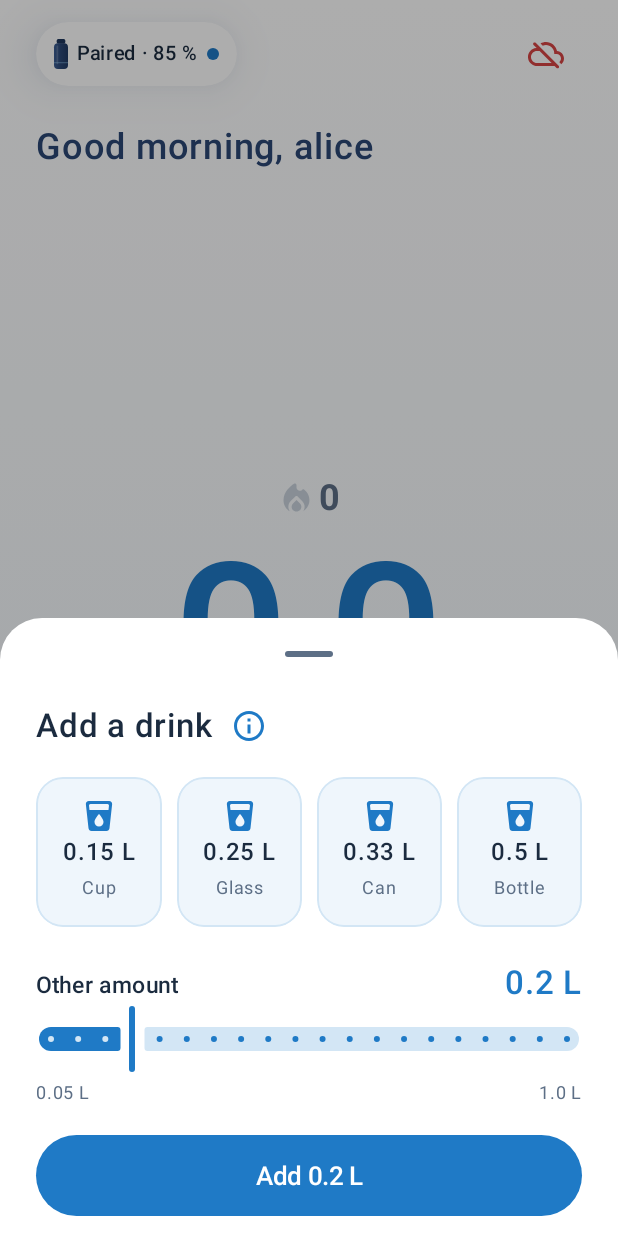
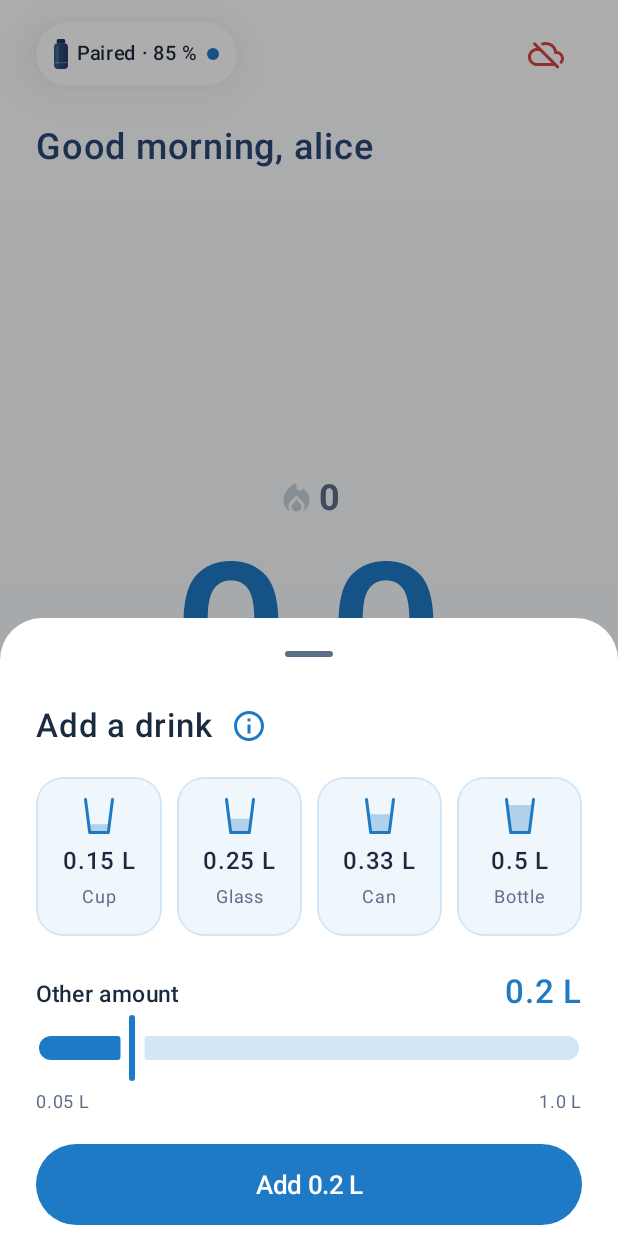
Before and after one commit to htl-leo-itp-26-28-4-5AHITM/Drinkly, an Android app built with Jetpack Compose: the screen it shows after launch (MainActivity), after a tap on "Add a drink", on a phone screen of 412 x 824 dp. Run offline under Robolectric (Android 15) with nearby library versions, the phone set to English and light mode, and no system bars; network calls fail; 2 statements that could not run were skipped.

Commit message:
style(android): simple glass icons and a dot-free slider in the add sheet
The presets show a plain outlined glass filled by amount instead of the
filled Material icon; the slider still snaps to 50 ml but draws no tick
dots or end stop.

Co-Authored-By: Claude Opus 5.5 <noreply@anthropic.com>

```diff
--- a/frontend/android/app/src/main/java/at/drinkly/app/ui/screens/TodayScreen.kt
+++ b/frontend/android/app/src/main/java/at/drinkly/app/ui/screens/TodayScreen.kt
@@ -8,6 +8,12 @@ import androidx.compose.animation.core.animateFloatAsState
 import androidx.compose.animation.core.animateIntAsState
 import androidx.compose.animation.core.spring
 import androidx.compose.foundation.background
+import androidx.compose.material3.SliderDefaults
+import androidx.compose.ui.graphics.drawscope.Stroke
+import androidx.compose.ui.graphics.StrokeJoin
+import androidx.compose.ui.graphics.StrokeCap
+import androidx.compose.ui.graphics.Path
+import androidx.compose.foundation.Canvas
 import androidx.compose.foundation.border
 import androidx.compose.foundation.interaction.MutableInteractionSource
 import androidx.compose.foundation.layout.Arrangement
@@ -33,7 +39,6 @@ import androidx.compose.material.icons.rounded.Add
 import androidx.compose.material.icons.rounded.CloudDone
 import androidx.compose.material.icons.rounded.CloudOff
 import androidx.compose.material.icons.rounded.CloudSync
-import androidx.compose.material.icons.rounded.LocalDrink
 import androidx.compose.material.icons.rounded.LocalFireDepartment
 import androidx.compose.material.icons.rounded.PanTool
 import androidx.compose.material.icons.rounded.Verified
@@ -324,8 +329,43 @@ private fun SyncButton(d: Dashboard, onRefresh: () -> Unit) {
     }
 }
 
+/** A plain outlined glass, filled up to [level] (0..1). */
+@Composable
+private fun GlassIcon(level: Float) {
+    Canvas(Modifier.size(width = 20.dp, height = 24.dp)) {
+        val stroke = 2.dp.toPx()
+        val inset = stroke / 2
+        val top = inset
+        val bottom = size.height - inset
+        val topLeft = inset
+        val topRight = size.width - inset
+        val taper = size.width * 0.14f
+        fun leftAt(y: Float) = topLeft + taper * (y - top) / (bottom - top)
+        fun rightAt(y: Float) = topRight - taper * (y - top) / (bottom - top)
+
+        val waterTop = bottom - (bottom - top) * level
+        val water = Path().apply {
+            moveTo(leftAt(waterTop), waterTop)
+            lineTo(rightAt(waterTop), waterTop)
+            lineTo(rightAt(bottom), bottom)
+            lineTo(leftAt(bottom), bottom)
+            close()
+        }
+        drawPath(water, DrinklyColors.Blue.copy(alpha = 0.3f))
+
+        val glass = Path().apply {
+            moveTo(topLeft, top)
+            lineTo(leftAt(bottom), bottom)
+            lineTo(rightAt(bottom), bottom)
+            lineTo(topRight, top)
+        }
+        drawPath(glass, DrinklyColors.Blue, style = Stroke(width = stroke, cap = StrokeCap.Round, join = StrokeJoin.Round))
+    }
+}
+
 private val presets = listOf("Cup" to 150, "Glass" to 250, "Can" to 330, "Bottle" to 500)
 
+@OptIn(ExperimentalMaterial3Api::class) // SliderDefaults.Track without the tick dots
 @Composable
 private fun AddDrinkSheet(todayMl: Int, goalMl: Int, lastHourMl: Int, onAdd: (Int) -> Unit) {
     var amount by rememberSaveable { mutableFloatStateOf(200f) }
@@ -381,7 +421,8 @@ private fun AddDrinkSheet(todayMl: Int, goalMl: Int, lastHourMl: Int, onAdd: (In
                         .clearAndSetSemantics { contentDescription = "Add $name, ${liters(ml)}" },
                     horizontalAlignment = Alignment.CenterHorizontally,
                 ) {
-                    Icon(Icons.Rounded.LocalDrink, contentDescription = null, tint = DrinklyColors.Blue)
+                    GlassIcon(level = (ml / 600f).coerceAtMost(0.85f))
+                    Spacer(Modifier.height(6.dp))
                     Text(liters(ml), fontWeight = FontWeight.SemiBold, color = DrinklyColors.Ink)
                     Text(name, fontSize = 12.sp, color = DrinklyColors.Muted)
                 }
@@ -397,8 +438,9 @@ private fun AddDrinkSheet(todayMl: Int, goalMl: Int, lastHourMl: Int, onAdd: (In
             value = amount,
             onValueChange = { amount = it },
             valueRange = 50f..1000f,
-            steps = 18, // 50 ml steps
+            steps = 18, // snaps to 50 ml, but without drawing the tick dots
             modifier = Modifier.semantics { contentDescription = "Amount, ${liters(custom)}" },
+            track = { state -> SliderDefaults.Track(state, drawStopIndicator = null, drawTick = { _, _ -> }) },
         )
         Row {
             Text(liters(50), Modifier.weight(1f), fontSize = 12.sp, color = DrinklyColors.Muted)
```
